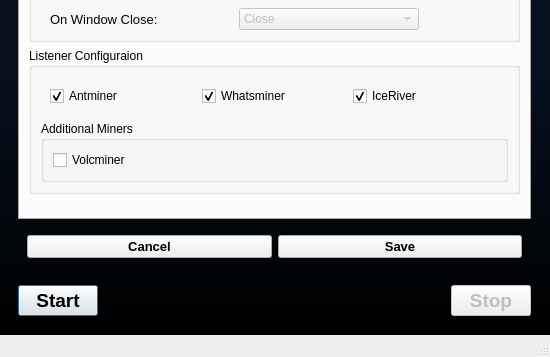
This is src/ui/forms/mainwindow.ui in bitcap-co/bitcap-ipr as Qt 5 draws it before an edit; both pictures show x 0 to 550 and y 193 to 550 of the 550 by 550 pixel window. The edited form follows.
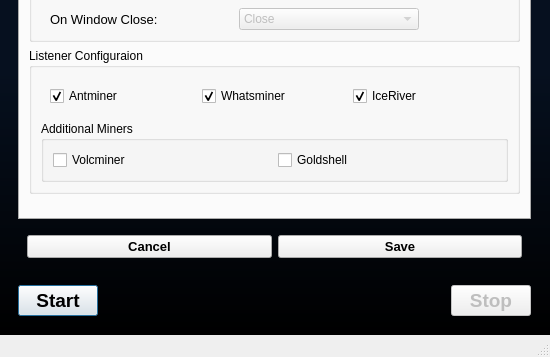
This is the edited form. The open tabs and pages were chosen to show the change.

Commit message: enable goldshell listening

What changed in the file:
```diff
--- a/src/ui/forms/mainwindow.ui
+++ b/src/ui/forms/mainwindow.ui
@@ -598,6 +598,16 @@
                              </property>
                             </widget>
                            </item>
+                           <item>
+                            <widget class="QCheckBox" name="checkListenGoldshell">
+                             <property name="toolTip">
+                              <string>Enable listening for Goldshells</string>
+                             </property>
+                             <property name="text">
+                              <string>Goldshell</string>
+                             </property>
+                            </widget>
+                           </item>
                           </layout>
                          </widget>
                         </item>
```
Left out of the diff: 72 changed lines with no effect on the pictures. The commit also changes 5 other files.
